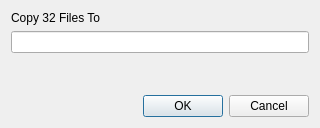
maxavadallat/maxcommander, file ui/copydialog.ui: the form before one commit.
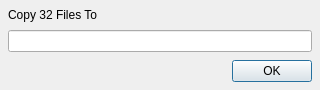
The form after the commit.

```diff
--- a/ui/copydialog.ui
+++ b/ui/copydialog.ui
@@ -7,21 +7,30 @@
     <x>0</x>
     <y>0</y>
     <width>320</width>
-    <height>128</height>
+    <height>90</height>
    </rect>
   </property>
   <property name="minimumSize">
    <size>
     <width>320</width>
-    <height>128</height>
+    <height>90</height>
+   </size>
+  </property>
+  <property name="maximumSize">
+   <size>
+    <width>16777215</width>
+    <height>90</height>
    </size>
   </property>
   <property name="windowTitle">
    <string>Copy File(s)</string>
   </property>
   <layout class="QGridLayout" name="gridLayout">
-   <property name="verticalSpacing">
-    <number>-1</number>
+   <property name="margin">
+    <number>8</number>
+   </property>
+   <property name="spacing">
+    <number>8</number>
    </property>
    <item row="0" column="0">
     <widget class="QLabel" name="copyMsgLabel">
@@ -39,29 +48,16 @@
    <item row="1" column="0">
     <widget class="QLineEdit" name="targetEdit"/>
    </item>
-   <item row="3" column="0">
+   <item row="2" column="0">
     <widget class="QDialogButtonBox" name="buttonBox">
      <property name="orientation">
       <enum>Qt::Horizontal</enum>
      </property>
      <property name="standardButtons">
-      <set>QDialogButtonBox::Cancel|QDialogButtonBox::Ok</set>
+      <set>QDialogButtonBox::Ok</set>
      </property>
     </widget>
    </item>
-   <item row="2" column="0">
-    <spacer name="verticalSpacer">
-     <property name="orientation">
-      <enum>Qt::Vertical</enum>
-     </property>
-     <property name="sizeHint" stdset="0">
-      <size>
-       <width>20</width>
-       <height>40</height>
-      </size>
-     </property>
-    </spacer>
-   </item>
   </layout>
  </widget>
  <resources/>
```
Left out of the diff: 6 changed lines with no effect on the pictures.
